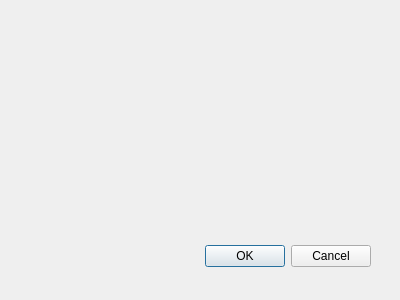
The window that land_change_detector_dialog_base.ui (Radhoine-Amara/LandChangeDetector) describes before a commit, drawn with Qt 5.
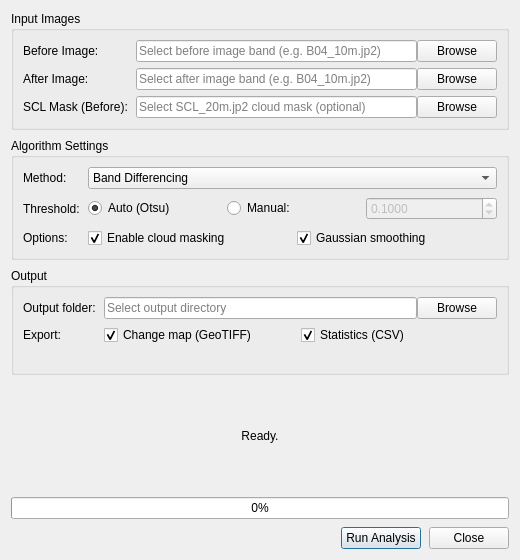
The same window after the commit.

Commit message: Added phase 4 and 5 that contains utility files and the plugin UI

```diff
--- a/land_change_detector_dialog_base.ui
+++ b/land_change_detector_dialog_base.ui
@@ -1,33 +1,364 @@
 <ui version="4.0" >
  <class>LandChangeDetectorDialogBase</class>
- <widget class="QDialog" name="LandChangeDetectorDialogBase" >
-  <property name="geometry" >
+ <widget class="QDialog" name="LandChangeDetectorDialogBase">
+  <property name="geometry">
    <rect>
     <x>0</x>
     <y>0</y>
-    <width>400</width>
-    <height>300</height>
+    <width>520</width>
+    <height>560</height>
    </rect>
   </property>
-  <property name="windowTitle" >
-   <string>Land Change Detector</string>
+  <property name="minimumSize">
+   <size>
+    <width>520</width>
+    <height>560</height>
+   </size>
   </property>
-  <widget class="QDialogButtonBox" name="button_box" >
-   <property name="geometry" >
-    <rect>
-     <x>30</x>
-     <y>240</y>
-     <width>341</width>
-     <height>32</height>
-    </rect>
+  <property name="windowTitle">
+   <string>LandChangeDetector</string>
+  </property>
+
+  <layout class="QVBoxLayout" name="mainLayout">
+   <property name="spacing"><number>8</number></property>
+   <property name="contentsMargins">
+    <number>14</number><number>14</number><number>14</number><number>14</number>
    </property>
-   <property name="orientation" >
-    <enum>Qt::Horizontal</enum>
-   </property>
-   <property name="standardButtons" >
-    <set>QDialogButtonBox::Cancel|QDialogButtonBox::Ok</set>
-   </property>
-  </widget>
+
+   <!-- ══════════════════════════════════════════════════
+        SECTION 1 — Input Images
+   ══════════════════════════════════════════════════ -->
+   <item>
+    <widget class="QGroupBox" name="groupInput">
+     <property name="title"><string>Input Images</string></property>
+     <layout class="QFormLayout" name="formInput">
+      <property name="horizontalSpacing"><number>8</number></property>
+      <property name="verticalSpacing"><number>6</number></property>
+      <property name="contentsMargins">
+       <number>10</number><number>10</number><number>10</number><number>10</number>
+      </property>
+
+      <!-- Before Image -->
+      <item row="0" column="0">
+       <widget class="QLabel" name="labelBefore">
+        <property name="text"><string>Before Image:</string></property>
+       </widget>
+      </item>
+      <item row="0" column="1">
+       <layout class="QHBoxLayout">
+        <item>
+         <widget class="QLineEdit" name="lineEditBefore">
+          <property name="placeholderText">
+           <string>Select before image band (e.g. B04_10m.jp2)</string>
+          </property>
+          <property name="toolTip">
+           <string>Select the Red band (B04_10m.jp2) of the BEFORE Sentinel-2 image</string>
+          </property>
+         </widget>
+        </item>
+        <item>
+         <widget class="QPushButton" name="btnBrowseBefore">
+          <property name="text"><string>Browse</string></property>
+          <property name="maximumWidth"><number>70</number></property>
+          <property name="toolTip"><string>Open file browser</string></property>
+         </widget>
+        </item>
+       </layout>
+      </item>
+
+      <!-- After Image -->
+      <item row="1" column="0">
+       <widget class="QLabel" name="labelAfter">
+        <property name="text"><string>After Image:</string></property>
+       </widget>
+      </item>
+      <item row="1" column="1">
+       <layout class="QHBoxLayout">
+        <item>
+         <widget class="QLineEdit" name="lineEditAfter">
+          <property name="placeholderText">
+           <string>Select after image band (e.g. B04_10m.jp2)</string>
+          </property>
+          <property name="toolTip">
+           <string>Select the Red band (B04_10m.jp2) of the AFTER Sentinel-2 image</string>
+          </property>
+         </widget>
+        </item>
+        <item>
+         <widget class="QPushButton" name="btnBrowseAfter">
+          <property name="text"><string>Browse</string></property>
+          <property name="maximumWidth"><number>70</number></property>
+         </widget>
+        </item>
+       </layout>
+      </item>
+
+      <!-- SCL Mask -->
+      <item row="2" column="0">
+       <widget class="QLabel" name="labelSCL">
+        <property name="text"><string>SCL Mask (Before):</string></property>
+       </widget>
+      </item>
+      <item row="2" column="1">
+       <layout class="QHBoxLayout">
+        <item>
+         <widget class="QLineEdit" name="lineEditSCL">
+          <property name="placeholderText">
+           <string>Select SCL_20m.jp2 cloud mask (optional)</string>
+          </property>
+          <property name="toolTip">
+           <string>Scene Classification Layer for cloud masking (20m resolution)</string>
+          </property>
+         </widget>
+        </item>
+        <item>
+         <widget class="QPushButton" name="btnBrowseSCL">
+          <property name="text"><string>Browse</string></property>
+          <property name="maximumWidth"><number>70</number></property>
+         </widget>
+        </item>
+       </layout>
+      </item>
+
+     </layout>
+    </widget>
+   </item>
+
+   <!-- ══════════════════════════════════════════════════
+        SECTION 2 — Algorithm Settings
+   ══════════════════════════════════════════════════ -->
+   <item>
+    <widget class="QGroupBox" name="groupAlgorithm">
+     <property name="title"><string>Algorithm Settings</string></property>
+     <layout class="QFormLayout" name="formAlgorithm">
+      <property name="horizontalSpacing"><number>8</number></property>
+      <property name="verticalSpacing"><number>8</number></property>
+      <property name="contentsMargins">
+       <number>10</number><number>10</number><number>10</number><number>10</number>
+      </property>
+
+      <!-- Method -->
+      <item row="0" column="0">
+       <widget class="QLabel" name="labelMethod">
+        <property name="text"><string>Method:</string></property>
+       </widget>
+      </item>
+      <item row="0" column="1">
+       <widget class="QComboBox" name="comboMethod">
+        <property name="toolTip">
+         <string>Select the change detection algorithm to run</string>
+        </property>
+        <item><property name="text"><string>Band Differencing</string></property></item>
+        <item><property name="text"><string>NDVI Differencing</string></property></item>
+        <item><property name="text"><string>Change Vector Analysis (CVA)</string></property></item>
+        <item><property name="text"><string>Random Forest (Post-Classification)</string></property></item>
+       </widget>
+      </item>
+
+      <!-- Threshold -->
+      <item row="1" column="0">
+       <widget class="QLabel" name="labelThreshold">
+        <property name="text"><string>Threshold:</string></property>
+       </widget>
+      </item>
+      <item row="1" column="1">
+       <layout class="QHBoxLayout">
+        <item>
+         <widget class="QRadioButton" name="radioThresholdAuto">
+          <property name="text"><string>Auto (Otsu)</string></property>
+          <property name="checked"><bool>true</bool></property>
+          <property name="toolTip">
+           <string>Automatically compute optimal threshold using Otsu's method</string>
+          </property>
+         </widget>
+        </item>
+        <item>
+         <widget class="QRadioButton" name="radioThresholdManual">
+          <property name="text"><string>Manual:</string></property>
+          <property name="toolTip">
+           <string>Enter a manual threshold value</string>
+          </property>
+         </widget>
+        </item>
+        <item>
+         <widget class="QDoubleSpinBox" name="spinThreshold">
+          <property name="enabled"><bool>false</bool></property>
+          <property name="toolTip"><string>Manual threshold value</string></property>
+          <property name="minimum"><double>0.000000</double></property>
+          <property name="maximum"><double>99999.000000</double></property>
+          <property name="singleStep"><double>0.010000</double></property>
+               <property name="decimals"><number>4</number></property>
+          <property name="value"><double>0.1000</double></property>
+         </widget>
+        </item>
+       </layout>
+      </item>
+
+      <!-- Checkboxes row -->
+      <item row="2" column="0">
+       <widget class="QLabel" name="labelOptions">
+        <property name="text"><string>Options:</string></property>
+       </widget>
+      </item>
+      <item row="2" column="1">
+       <layout class="QHBoxLayout">
+        <item>
+         <widget class="QCheckBox" name="checkCloudMask">
+          <property name="text"><string>Enable cloud masking</string></property>
+          <property name="checked"><bool>true</bool></property>
+          <property name="toolTip">
+           <string>Apply SCL-based cloud mask before running the algorithm</string>
+          </property>
+         </widget>
+        </item>
+        <item>
+         <widget class="QCheckBox" name="checkSmooth">
+          <property name="text"><string>Gaussian smoothing</string></property>
+          <property name="checked"><bool>true</bool></property>
+          <property name="toolTip">
+           <string>Apply Gaussian filter (sigma=1) to reduce salt-and-pepper noise</string>
+          </property>
+         </widget>
+        </item>
+       </layout>
+      </item>
+
+     </layout>
+    </widget>
+   </item>
+
+   <!-- ══════════════════════════════════════════════════
+        SECTION 3 — Output Settings
+   ══════════════════════════════════════════════════ -->
+   <item>
+    <widget class="QGroupBox" name="groupOutput">
+     <property name="title"><string>Output</string></property>
+     <layout class="QFormLayout" name="formOutput">
+      <property name="horizontalSpacing"><number>8</number></property>
+      <property name="verticalSpacing"><number>6</number></property>
+      <property name="contentsMargins">
+       <number>10</number><number>10</number><number>10</number><number>10</number>
+      </property>
+
+      <!-- Output path -->
+      <item row="0" column="0">
+       <widget class="QLabel" name="labelOutputPath">
+        <property name="text"><string>Output folder:</string></property>
+       </widget>
+      </item>
+      <item row="0" column="1">
+       <layout class="QHBoxLayout">
+        <item>
+         <widget class="QLineEdit" name="lineEditOutput">
+          <property name="placeholderText">
+           <string>Select output directory</string>
+          </property>
+          <property name="toolTip">
+           <string>Directory where results (GeoTIFF, CSV) will be saved</string>
+          </property>
+         </widget>
+        </item>
+        <item>
+         <widget class="QPushButton" name="btnBrowseOutput">
+          <property name="text"><string>Browse</string></property>
+          <property name="maximumWidth"><number>70</number></property>
+         </widget>
+        </item>
+       </layout>
+      </item>
+
+      <!-- Export checkboxes -->
+      <item row="1" column="0">
+       <widget class="QLabel" name="labelExport">
+        <property name="text"><string>Export:</string></property>
+       </widget>
+      </item>
+      <item row="1" column="1">
+       <layout class="QHBoxLayout">
+        <item>
+         <widget class="QCheckBox" name="checkExportGeoTIFF">
+          <property name="text"><string>Change map (GeoTIFF)</string></property>
+          <property name="checked"><bool>true</bool></property>
+          <property name="toolTip">
+           <string>Save the change mask as a georeferenced GeoTIFF and add to QGIS canvas</string>
+          </property>
+         </widget>
+        </item>
+        <item>
+         <widget class="QCheckBox" name="checkExportCSV">
+          <property name="text"><string>Statistics (CSV)</string></property>
+          <property name="checked"><bool>true</bool></property>
+          <property name="toolTip">
+           <string>Export change statistics table as CSV</string>
+          </property>
+         </widget>
+        </item>
+       </layout>
+      </item>
+
+     </layout>
+    </widget>
+   </item>
+
+   <!-- ══════════════════════════════════════════════════
+        SECTION 4 — Status Label
+   ══════════════════════════════════════════════════ -->
+   <item>
+    <widget class="QLabel" name="labelStatus">
+     <property name="text"><string>Ready.</string></property>
+     <property name="alignment">
+      <set>Qt::AlignHCenter|Qt::AlignVCenter</set>
+     </property>
+     <property name="toolTip">
+      <string>Current processing status</string>
+     </property>
+    </widget>
+   </item>
+
+   <!-- ══════════════════════════════════════════════════
+        SECTION 5 — Progress Bar
+   ══════════════════════════════════════════════════ -->
+   <item>
+    <widget class="QProgressBar" name="progressBar">
+     <property name="value"><number>0</number></property>
+     <property name="textVisible"><bool>true</bool></property>
+     <property name="format"><string>%p%</string></property>
+     <property name="toolTip"><string>Processing progress</string></property>
+    </widget>
+   </item>
+
+   <!-- ══════════════════════════════════════════════════
+        SECTION 6 — Run / Close buttons
+   ══════════════════════════════════════════════════ -->
+   <item>
+    <layout class="QHBoxLayout" name="layoutButtons">
+     <item>
+      <spacer>
+       <property name="orientation"><enum>Qt::Horizontal</enum></property>
+       <property name="sizeHint" stdset="0">
+        <size><width>40</width><height>20</height></size>
+       </property>
+      </spacer>
+     </item>
+     <item>
+      <widget class="QPushButton" name="btnRun">
+       <property name="text"><string>Run Analysis</string></property>
+       <property name="minimumWidth"><number>120</number></property>
+       <property name="toolTip"><string>Start the selected change detection algorithm</string></property>
+       <property name="default"><bool>true</bool></property>
+      </widget>
+     </item>
+     <item>
+      <widget class="QPushButton" name="btnClose">
+       <property name="text"><string>Close</string></property>
+       <property name="minimumWidth"><number>80</number></property>
+       <property name="toolTip"><string>Close this dialog</string></property>
+      </widget>
+     </item>
+    </layout>
+   </item>
+
+  </layout>
  </widget>
  <resources/>
  <connections>
```
Left out of the diff: 37 changed lines with no effect on the pictures. The commit also changes 6 other files.
